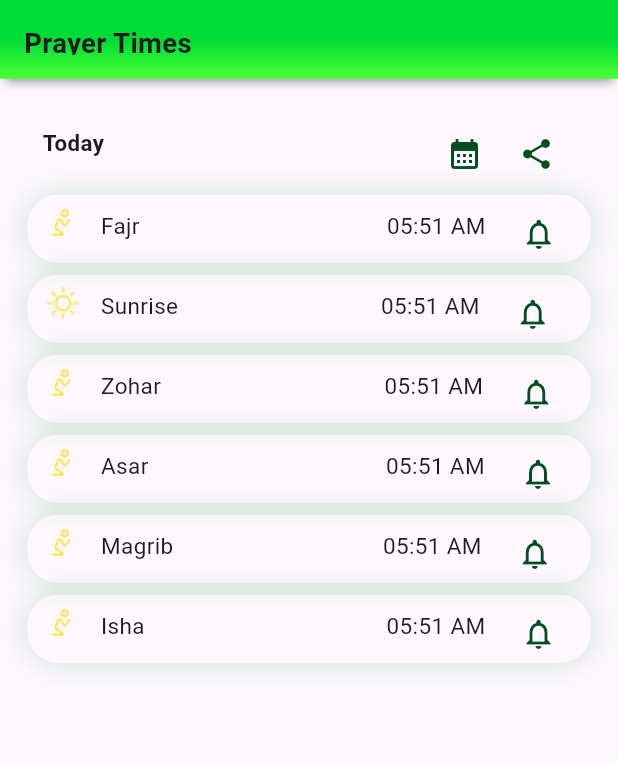
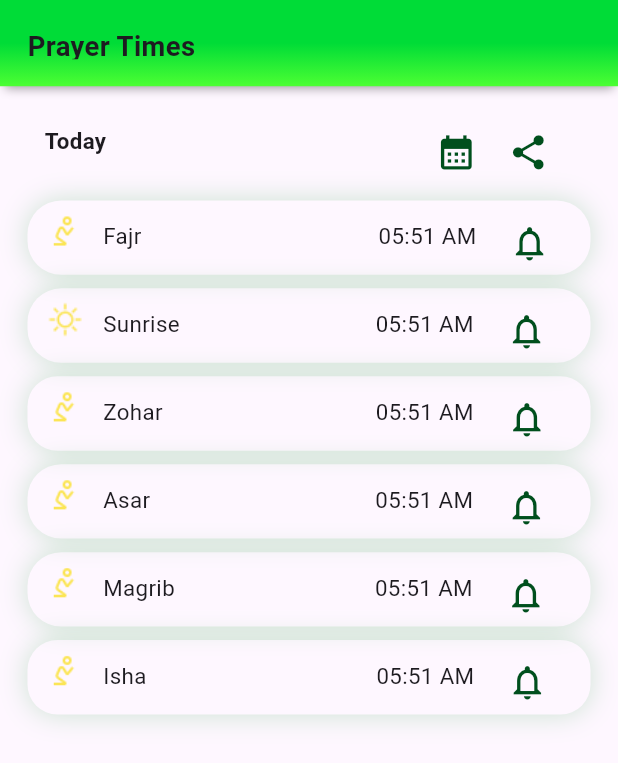
Before and after one commit to codrebirth17/screentesterFaithlyt, a Flutter app: the screen it shows after launch, on a phone screen of 412 x 824 dp. Shown: the top 763 px of the screen. Run offline on Flutter 3.47's test engine with Material 3 defaults, Android fonts, the phone set to English and light mode, and no system bars; our stand-ins replace flutter_screenutil.

Commit message:
Prayer Time Screen Responsive and corrected

```diff
--- a/lib/PrayerTime.dart
+++ b/lib/PrayerTime.dart
@@ -14,6 +14,7 @@ class _PrayerTimeScreenState extends State<PrayerTimeScreen> {
     return Column(
       children: [
         Container(
+
           decoration: const BoxDecoration(
               boxShadow: [
                 BoxShadow(
@@ -27,7 +28,7 @@ class _PrayerTimeScreenState extends State<PrayerTimeScreen> {
                   begin: Alignment.center,
                   end: Alignment.bottomCenter,
                   colors: [Color(0xff00DC37), Color(0xff4CFF33)])),
-          padding: const EdgeInsets.all(16),
+          padding: EdgeInsets.symmetric(horizontal: 16.w, vertical: 16.h),
           height: 51.h,
           width: 360.w,
           child: Text(
@@ -53,8 +54,8 @@ class Todayshare extends StatelessWidget {
   @override
   Widget build(BuildContext context) {
     return Container(
-      margin: const EdgeInsets.fromLTRB(16, 20, 16, 8),
-      padding: const EdgeInsets.all(10),
+      margin: EdgeInsets.symmetric(horizontal: 16.w, vertical: 10.h),
+      padding: EdgeInsets.symmetric(horizontal: 10.w, vertical: 10.h),
       width: 328.w,
       height: 44.h,
       child: Row(children: [
@@ -63,21 +64,21 @@ class Todayshare extends StatelessWidget {
           style: TextStyle(fontSize: 13.sp, fontWeight: FontWeight.w600),
         ),
         SizedBox(
-          width: 189.w,
+          width: 183.w,
         ),
-        const IconButton(
+        IconButton(
             onPressed: null,
             icon: Icon(
               Icons.calendar_month,
               color: Color(0xff004F1D),
-              size: 24,
+              size: ScreenUtil().setSp(24),
             )),
-        const IconButton(
+        IconButton(
             onPressed: null,
             icon: Icon(
               Icons.share,
               color: Color(0xff004F1D),
-              size: 24,
+              size: ScreenUtil().setSp(24),
             ))
       ]),
     );
@@ -104,12 +105,15 @@ class _SinglePrayerTileState extends State<SinglePrayerTile> {
               blurStyle: BlurStyle.outer,
               spreadRadius: 0)
         ],
-        borderRadius: BorderRadius.circular(20),
+        borderRadius: BorderRadius.circular(20.r),
       ),
       height: 44.h,
       width: 328.w,
-      padding: const EdgeInsets.all(10),
-      child: Row(crossAxisAlignment: CrossAxisAlignment.end, children: [
+      padding: EdgeInsets.symmetric(horizontal: 10.w, vertical: 10.h),
+      child: Row(
+          crossAxisAlignment: CrossAxisAlignment.end,
+
+          children: [
             Image.asset(
               "Assets/prayericon.png",
               height: 24.h,
@@ -118,22 +122,22 @@ class _SinglePrayerTileState extends State<SinglePrayerTile> {
             SizedBox(
               width: 10.w,
             ),
-        const Text("Fajr",
-            style: TextStyle(fontSize: 15, fontWeight: FontWeight.w400)),
+            Text("Fajr",
+                style: TextStyle(fontSize: 13.sp, fontWeight: FontWeight.w400)),
             SizedBox(
-          width: 144.w,
+              width: 138.w,
             ),
-        const Text(
+            Text(
               "05:51 AM",
-          style: TextStyle(fontSize: 15, fontWeight: FontWeight.w400),
+              style: TextStyle(fontSize: 13.sp, fontWeight: FontWeight.w400),
             ),
             SizedBox(
               width: 10.w,
             ),
-        const IconButton(
-            iconSize: 24,
+            IconButton(
                 onPressed: null,
                 icon: Icon(
+                  size: ScreenUtil().setSp(24),
                   Icons.notifications_none_outlined,
                   color: Color(0xff004F1D),
                 ))
@@ -153,7 +157,7 @@ class _SunriseTimeState extends State<SunriseTime> {
   @override
   Widget build(BuildContext context) {
     return Container(
-      margin: const EdgeInsets.all(8),
+      margin: EdgeInsets.symmetric(horizontal: 8.w,vertical: 8.h),
       decoration: BoxDecoration(
         boxShadow: [
           BoxShadow(
@@ -163,11 +167,11 @@ class _SunriseTimeState extends State<SunriseTime> {
               blurStyle: BlurStyle.outer,
               spreadRadius: 0)
         ],
-        borderRadius: BorderRadius.circular(20),
+        borderRadius: BorderRadius.circular(20.r),
       ),
       height: 44.h,
       width: 328.w,
-      padding: const EdgeInsets.all(10),
+      padding: EdgeInsets.symmetric(horizontal: 10.w, vertical: 10.h),
       child: Row(crossAxisAlignment: CrossAxisAlignment.end, children: [
         Image.asset(
           "Assets/sunrise.png",
@@ -177,22 +181,22 @@ class _SunriseTimeState extends State<SunriseTime> {
         SizedBox(
           width: 10.w,
         ),
-        const Text("Sunrise",
-            style: TextStyle(fontSize: 15, fontWeight: FontWeight.w400)),
+         Text("Sunrise",
+            style: TextStyle(fontSize: 13.sp, fontWeight: FontWeight.w400)),
         SizedBox(
-          width: 118.w,
+          width: 114.w,
         ),
-        const Text(
+         Text(
           "05:51 AM",
-          style: TextStyle(fontSize: 15, fontWeight: FontWeight.w400),
+          style: TextStyle(fontSize: 13.sp, fontWeight: FontWeight.w400),
         ),
         SizedBox(
           width: 10.w,
         ),
-        const IconButton(
-            iconSize: 24,
+         IconButton(
+            iconSize:  ScreenUtil().setSp(24),
             onPressed: null,
-            icon: Icon(
+            icon: const Icon(
               Icons.notifications_none_outlined,
               color: Color(0xff004F1D),
             ))
@@ -212,7 +216,7 @@ class _ZoharTimeState extends State<ZoharTime> {
   @override
   Widget build(BuildContext context) {
     return Container(
-      margin: const EdgeInsets.only(bottom: 8),
+      margin:  EdgeInsets.only(bottom: 8.h),
       decoration: BoxDecoration(
         boxShadow: [
           BoxShadow(
@@ -226,7 +230,7 @@ class _ZoharTimeState extends State<ZoharTime> {
       ),
       height: 44.h,
       width: 328.w,
-      padding: const EdgeInsets.all(10),
+      padding: EdgeInsets.symmetric(horizontal: 10.w, vertical: 10.h),
       child: Row(crossAxisAlignment: CrossAxisAlignment.end, children: [
         Image.asset(
           "Assets/prayericon.png",
@@ -236,22 +240,22 @@ class _ZoharTimeState extends State<ZoharTime> {
         SizedBox(
           width: 10.w,
         ),
-        const Text("Zohar",
-            style: TextStyle(fontSize: 15, fontWeight: FontWeight.w400)),
+        Text("Zohar",
+            style: TextStyle(fontSize: 13.sp, fontWeight: FontWeight.w400)),
         SizedBox(
-          width: 130.w,
+          width: 124.w,
         ),
-        const Text(
+         Text(
           "05:51 AM",
-          style: TextStyle(fontSize: 15, fontWeight: FontWeight.w400),
+          style: TextStyle(fontSize: 13.sp, fontWeight: FontWeight.w400),
         ),
         SizedBox(
           width: 10.w,
         ),
-        const IconButton(
-            iconSize: 24,
+         IconButton(
+            iconSize: ScreenUtil().setSp(24),
             onPressed: null,
-            icon: Icon(
+            icon: const Icon(
               Icons.notifications_none_outlined,
               color: Color(0xff004F1D),
             ))
@@ -271,7 +275,7 @@ class _AsarTimeState extends State<AsarTime> {
   @override
   Widget build(BuildContext context) {
     return Container(
-      margin: const EdgeInsets.only(bottom: 8),
+      margin:  EdgeInsets.only(bottom: 8.h),
       decoration: BoxDecoration(
         boxShadow: [
           BoxShadow(
@@ -281,11 +285,11 @@ class _AsarTimeState extends State<AsarTime> {
               blurStyle: BlurStyle.outer,
               spreadRadius: 0)
         ],
-        borderRadius: BorderRadius.circular(20),
+        borderRadius: BorderRadius.circular(20.r),
       ),
       height: 44.h,
       width: 328.w,
-      padding: const EdgeInsets.all(10),
+      padding: EdgeInsets.symmetric(horizontal: 10.w, vertical: 10.h),
       child: Row(crossAxisAlignment: CrossAxisAlignment.end, children: [
         Image.asset(
           "Assets/prayericon.png",
@@ -295,22 +299,22 @@ class _AsarTimeState extends State<AsarTime> {
         SizedBox(
           width: 10.w,
         ),
-        const Text("Asar",
-            style: TextStyle(fontSize: 15, fontWeight: FontWeight.w400)),
+         Text("Asar",
+            style: TextStyle(fontSize: 13.sp, fontWeight: FontWeight.w400)),
         SizedBox(
-          width: 138.3.w,
+          width: 131.w,
         ),
-        const Text(
+         Text(
           "05:51 AM",
-          style: TextStyle(fontSize: 15, fontWeight: FontWeight.w400),
+          style: TextStyle(fontSize: 13.sp, fontWeight: FontWeight.w400),
         ),
         SizedBox(
           width: 10.w,
         ),
-        const IconButton(
-            iconSize: 24,
+         IconButton(
+            iconSize: ScreenUtil().setSp(24),
             onPressed: null,
-            icon: Icon(
+            icon: const Icon(
               Icons.notifications_none_outlined,
               color: Color(0xff004F1D),
             ))
@@ -330,7 +334,7 @@ class _MagribTimeState extends State<MagribTime> {
   @override
   Widget build(BuildContext context) {
     return Container(
-      margin: const EdgeInsets.only(bottom: 8),
+      margin:  EdgeInsets.only(bottom: 8.h),
       decoration: BoxDecoration(
         boxShadow: [
           BoxShadow(
@@ -340,11 +344,11 @@ class _MagribTimeState extends State<MagribTime> {
               blurStyle: BlurStyle.outer,
               spreadRadius: 0)
         ],
-        borderRadius: BorderRadius.circular(20),
+        borderRadius: BorderRadius.circular(20.r),
       ),
       height: 44.h,
       width: 328.w,
-      padding: const EdgeInsets.all(10),
+      padding: EdgeInsets.symmetric(horizontal: 10.w, vertical: 10.h),
       child: Row(crossAxisAlignment: CrossAxisAlignment.end, children: [
         Image.asset(
           "Assets/prayericon.png",
@@ -354,22 +358,22 @@ class _MagribTimeState extends State<MagribTime> {
         SizedBox(
           width: 10.w,
         ),
-        const Text("Magrib",
-            style: TextStyle(fontSize: 15, fontWeight: FontWeight.w400)),
+         Text("Magrib",
+            style: TextStyle(fontSize: 13.sp, fontWeight: FontWeight.w400)),
         SizedBox(
-          width: 122.w,
+          width: 116.4.w,
         ),
-        const Text(
+         Text(
           "05:51 AM",
-          style: TextStyle(fontSize: 15, fontWeight: FontWeight.w400),
+          style: TextStyle(fontSize: 13.sp, fontWeight: FontWeight.w400),
         ),
         SizedBox(
           width: 10.w,
         ),
-        const IconButton(
-            iconSize: 24,
+         IconButton(
+            iconSize: ScreenUtil().setSp(24),
             onPressed: null,
-            icon: Icon(
+            icon: const Icon(
               Icons.notifications_none_outlined,
               color: Color(0xff004F1D),
             ))
@@ -389,7 +393,7 @@ class _IshaTimeState extends State<IshaTime> {
   @override
   Widget build(BuildContext context) {
     return Container(
-      margin: const EdgeInsets.only(bottom: 8),
+      margin: EdgeInsets.only(bottom: 8.h),
       decoration: BoxDecoration(
         // border: Border.all(color: Color(0xff004F1D), width: 1.w),
         boxShadow: [
@@ -404,7 +408,7 @@ class _IshaTimeState extends State<IshaTime> {
       ),
       height: 44.h,
       width: 328.w,
-      padding: const EdgeInsets.all(10),
+      padding: EdgeInsets.symmetric(horizontal: 10.w, vertical: 10.h),
       child: Row(crossAxisAlignment: CrossAxisAlignment.end, children: [
         Image.asset(
           "Assets/prayericon.png",
@@ -414,22 +418,22 @@ class _IshaTimeState extends State<IshaTime> {
         SizedBox(
           width: 10.w,
         ),
-        const Text("Isha",
-            style: TextStyle(fontSize: 15, fontWeight: FontWeight.w400)),
+         Text("Isha",
+            style: TextStyle(fontSize: 13.sp, fontWeight: FontWeight.w400)),
         SizedBox(
-          width: 140.8.w,
+          width: 133.8.w,
         ),
-        const Text(
+         Text(
           "05:51 AM",
-          style: TextStyle(fontSize: 15, fontWeight: FontWeight.w400),
+          style: TextStyle(fontSize: 13.sp, fontWeight: FontWeight.w400),
         ),
         SizedBox(
           width: 10.w,
         ),
-        const IconButton(
-            iconSize: 24,
+         IconButton(
+            iconSize: ScreenUtil().setSp(24),
             onPressed: null,
-            icon: Icon(
+            icon: const Icon(
               Icons.notifications_none_outlined,
               color: Color(0xff004F1D),
             ))
--- a/lib/main.dart
+++ b/lib/main.dart
@@ -17,7 +17,7 @@ class _MyAppState extends State<MyApp> {
   @override
   Widget build(BuildContext context) {
     return const ScreenUtilInit(
-      designSize: Size(360, 800),
+      designSize: Size(360, 731),
       child: MaterialApp(
           debugShowCheckedModeBanner: false,
           home: SafeArea(
--- a/lib/sctester.dart
+++ b/lib/sctester.dart
@@ -3,9 +3,7 @@ import 'package:flutter/material.dart';
 
 
 
-/// Flutter code sample for [LinearProgressIndicator].
 
-void main() => runApp(const ProgressIndicatorApp());
 
 class ProgressIndicatorApp extends StatelessWidget {
   const ProgressIndicatorApp({super.key});
```
Lines whose indentation alone changed are shown as unchanged.
